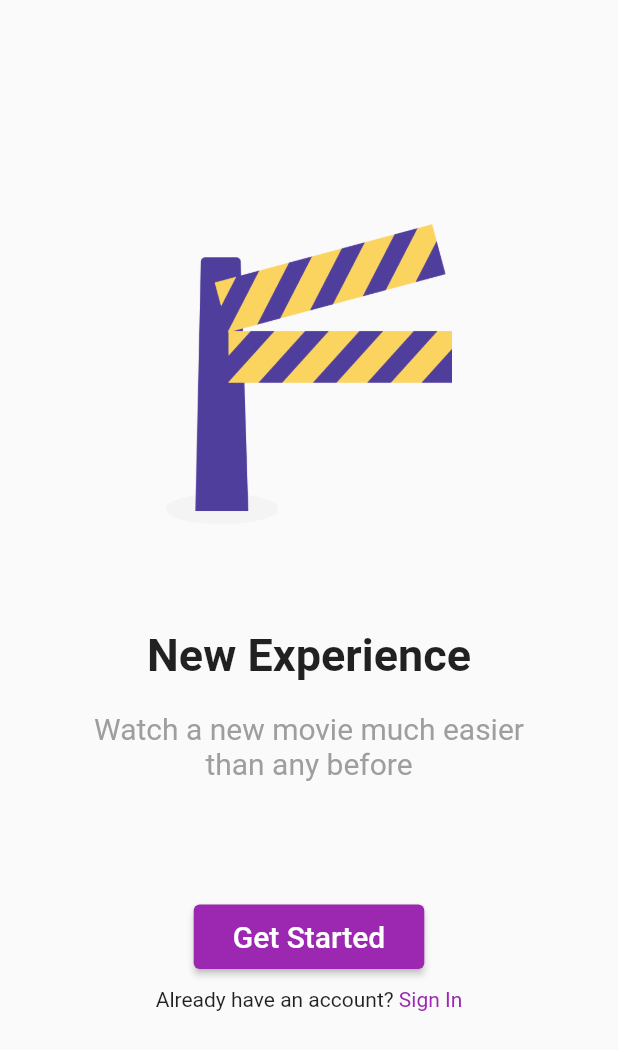
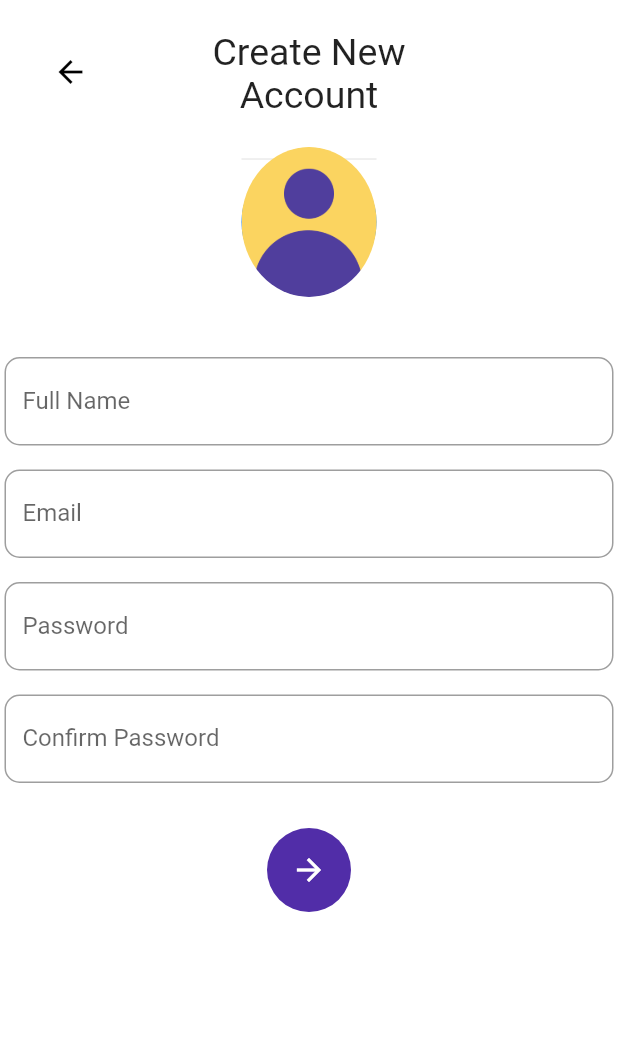
Before and after one commit to rachmanmarjianto/mobileProgramming2021, a Flutter app: the screen it shows after launch, after a tap on "Get Started", on a phone screen of 412 x 824 dp. Shown: the top 1050 px of the screen. Run offline on Flutter 3.47's test engine with Material 2 defaults, Android fonts, the phone set to English and light mode, and no system bars; our stand-ins replace splashscreen.

Commit message:
UTS Pemrograman Mobile (Nabila Salsabil 09)
UTS Pemrograman Mobile :
Nama : Nabila Salsabil Eka Putri
NIM : 151911513009

```diff
--- a/lib/main.dart
+++ b/lib/main.dart
@@ -1,6 +1,9 @@
+// @dart=2.9
+
 import 'package:flutter/material.dart';
 import 'package:splashscreen/splashscreen.dart';
 import 'pages/login.dart';
+// import 'pages/sign_up.dart';
 
 void main() {
   runApp(MyApp());
@@ -21,12 +24,9 @@ class MyApp extends StatelessWidget {
         title: new Text(
           'Belajar Flutter',
           style: TextStyle(
-              fontWeight: FontWeight.bold,
-              fontSize: 20,
-              color: Colors.white
-          ),
+              fontWeight: FontWeight.bold, fontSize: 20, color: Colors.white),
         ),
-        image: Image.asset('assets/unair_mbkm.png'),
+        image: Image.asset('assets/images/logoUnair.png'),
         photoSize: 100,
         backgroundColor: Colors.blue,
         loaderColor: Colors.white,
--- a/lib/pages/login.dart
+++ b/lib/pages/login.dart
@@ -1,6 +1,8 @@
 import 'package:flutter/material.dart';
+import 'sign_up.dart';
+import 'sign_in.dart';
 
-class Login extends StatelessWidget{
+class Login extends StatelessWidget {
   @override
   Widget build(BuildContext context) {
     return MaterialApp(
@@ -11,35 +13,36 @@ class Login extends StatelessWidget{
             mainAxisAlignment: MainAxisAlignment.center,
             children: [
               Image.asset(
-                'assets/logo.png',
+                'assets/images/logo.png',
                 height: 200,
               ),
               Container(
                 padding: EdgeInsets.only(top: 70),
                 child: Text(
                   "New Experience",
-                  style: new TextStyle(
-                      fontSize: 30,
-                      fontWeight: FontWeight.bold
-                  ),
+                  style:
+                      new TextStyle(fontSize: 30, fontWeight: FontWeight.bold),
                 ),
               ),
               Container(
-                padding: EdgeInsets.only(top:20),
+                padding: EdgeInsets.only(top: 20),
                 width: MediaQuery.of(context).size.width * 0.8,
                 child: Text(
                   "Watch a new movie much easier than any before",
                   textAlign: TextAlign.center,
-                  style: TextStyle(
-                    color: Colors.grey,
-                    fontSize: 20
-                  ),
+                  style: TextStyle(color: Colors.grey, fontSize: 20),
                 ),
               ),
               Container(
                 padding: EdgeInsets.only(top: 80),
                 child: ElevatedButton(
-                    onPressed: (){},
+                  onPressed: () {
+                    Navigator.push(context, MaterialPageRoute(
+                      builder: (BuildContext context) {
+                        return SignUp();
+                      },
+                    ));
+                  },
                   child: Container(
                     padding: EdgeInsets.all(10),
                     child: Text(
@@ -49,9 +52,7 @@ class Login extends StatelessWidget{
                       ),
                     ),
                   ),
-                  style: ElevatedButton.styleFrom(
-                    primary: Colors.purple
-                  ),
+                  style: ElevatedButton.styleFrom(primary: Colors.purple),
                 ),
               ),
               Container(
@@ -62,25 +63,25 @@ class Login extends StatelessWidget{
                 children: [
                   Text("Already have an account? "),
                   GestureDetector(
-                    onTap: (){
-                      print("hallo");
+                    onTap: () {
+                      // print("hallo");
+                      Navigator.push(context, MaterialPageRoute(
+                        builder: (BuildContext context) {
+                          return SignIn();
+                        },
+                      ));
                     },
                     child: Text(
                       "Sign In",
-                      style: TextStyle(
-                          color: Colors.purple
-                      ),
+                      style: TextStyle(color: Colors.purple),
                     ),
                   )
-
                 ],
               ),
-
             ],
           ),
         ),
       ),
     );
-
   }
 }
--- /dev/null
+++ b/lib/pages/sign_up.dart
@@ -0,0 +1,163 @@
+import 'package:flutter/material.dart';
+import 'login.dart';
+import 'preference.dart';
+
+class SignUp extends StatefulWidget {
+  SignUpState createState() => SignUpState();
+}
+
+class SignUpState extends State<SignUp> {
+  String name = "";
+  String email = "";
+  String password = "";
+  String confirmpass = "";
+  String text = "";
+  bool selected = false;
+
+  void onChanged(String val) {
+    setState(() {
+      this.name = val;
+      this.email = val;
+      this.password = val;
+      this.confirmpass = val;
+    });
+  }
+
+  @override
+  Widget build(BuildContext context) {
+    return Scaffold(
+        body: Container(
+            color: Colors.white,
+            padding: EdgeInsets.symmetric(horizontal: 3.0),
+            child: ListView(children: <Widget>[
+              Column(children: <Widget>[
+                Container(
+                  margin: EdgeInsets.only(top: 20, bottom: 22),
+                  height: 56,
+                  child: Stack(
+                    children: <Widget>[
+                      Align(
+                        alignment: Alignment.centerLeft,
+                        child: FlatButton(
+                          onPressed: () {
+                            Navigator.push(context, MaterialPageRoute(
+                              builder: (BuildContext context) {
+                                return Login();
+                              },
+                            ));
+                          },
+                          child: Icon(
+                            Icons.arrow_back,
+                            color: Colors.black,
+                          ),
+                        ),
+                      ),
+                      Center(
+                        child: Text(
+                          "Create New\nAccount",
+                          style: TextStyle(fontSize: 25),
+                          textAlign: TextAlign.center,
+                        ),
+                      )
+                    ],
+                  ),
+                ),
+                Container(
+                  height: 104,
+                  width: 90,
+                  child: Stack(
+                    children: <Widget>[
+                      Divider(),
+                      CircleAvatar(
+                        child: ClipOval(
+                          child: Image.asset(
+                            'assets/images/profile.png',
+                            width: 150.0,
+                            height: 150.0,
+                            fit: BoxFit.cover,
+                          ),
+                        ),
+                        radius: 50,
+                      ),
+                    ],
+                  ),
+                ),
+                SizedBox(
+                  height: 36,
+                ),
+                TextField(
+                  // controller: nameController,
+                  enabled: !this.selected,
+                  decoration: InputDecoration(
+                      border: OutlineInputBorder(
+                          borderRadius: BorderRadius.circular(10)),
+                      labelText: "Full Name",
+                      hintText: "Full Name"),
+                  onChanged: (String text) {
+                    onChanged(text);
+                  },
+                ),
+                SizedBox(
+                  height: 16,
+                ),
+                TextField(
+                  // controller: emailController,
+                  enabled: !this.selected,
+                  decoration: InputDecoration(
+                      border: OutlineInputBorder(
+                          borderRadius: BorderRadius.circular(10)),
+                      labelText: "Email",
+                      hintText: "Email"),
+                  onChanged: (String text) {
+                    onChanged(text);
+                  },
+                ),
+                SizedBox(
+                  height: 16,
+                ),
+                TextField(
+                  // controller: passwordController,
+                  enabled: !this.selected,
+                  obscureText: true,
+                  decoration: InputDecoration(
+                      border: OutlineInputBorder(
+                          borderRadius: BorderRadius.circular(10)),
+                      labelText: "Password",
+                      hintText: "Password"),
+                  onChanged: (String text) {
+                    onChanged(text);
+                  },
+                ),
+                SizedBox(
+                  height: 16,
+                ),
+                TextField(
+                  // controller: retypePassswordController,
+                  enabled: !this.selected,
+                  obscureText: true,
+                  decoration: InputDecoration(
+                      border: OutlineInputBorder(
+                          borderRadius: BorderRadius.circular(10)),
+                      labelText: "Confirm Password",
+                      hintText: "Confirm Password"),
+                  onChanged: (String text) {
+                    onChanged(text);
+                  },
+                ),
+                SizedBox(
+                  height: 30,
+                ),
+                FloatingActionButton(
+                    child: Icon(Icons.arrow_forward),
+                    backgroundColor: Colors.deepPurple[700],
+                    elevation: 0,
+                    onPressed: () {
+                      Navigator.push(context,
+                          MaterialPageRoute(builder: (BuildContext context) {
+                        return Preference();
+                      }));
+                    })
+              ])
+            ])));
+  }
+}
```
Also changed, not shown: lib/pages/preference.dart (added, +322 -0 lines), lib/pages/sign_in.dart (added, +145 -0 lines), pubspec.yaml (+6 -3 lines), assets/images/arrow.png (added), assets/images/btn_add_photo.png (added), assets/images/btn_del_photo.png (added), assets/images/logo.png (renamed from assets/logo.png), assets/images/logoUnair.png (renamed from assets/logoUnair.png), assets/images/profile.png (added), 18 other files. Lines whose indentation alone changed are shown as unchanged.
